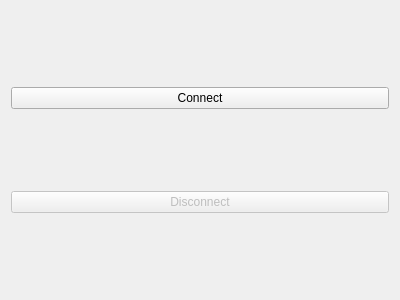
First picture: the form in src/mainwindow.ui, repository jgeudens/ModbusTestSlave, before the edit.
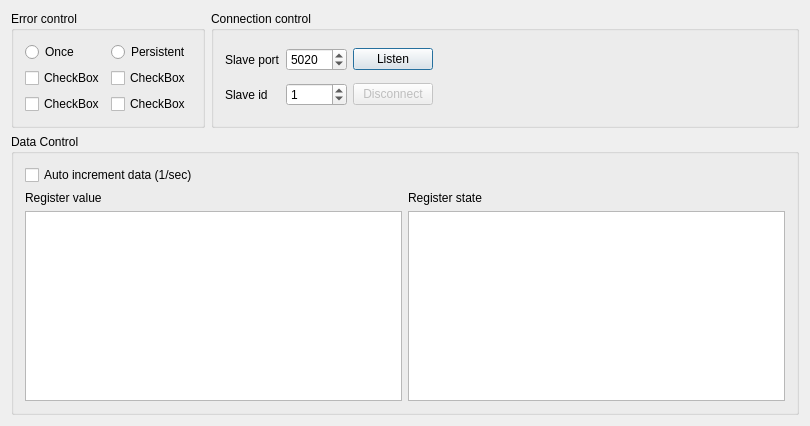
Second picture: the form after the edit.

Commit message: Start of GUI + components

```diff
--- a/src/mainwindow.ui
+++ b/src/mainwindow.ui
@@ -6,8 +6,8 @@
    <rect>
     <x>0</x>
     <y>0</y>
-    <width>400</width>
-    <height>300</height>
+    <width>810</width>
+    <height>426</height>
    </rect>
   </property>
   <property name="windowTitle">
@@ -16,20 +16,188 @@
   <widget class="QWidget" name="centralWidget">
    <layout class="QVBoxLayout" name="verticalLayout_2">
     <item>
-     <widget class="QPushButton" name="btnConnect">
-      <property name="text">
-       <string>Connect</string>
-      </property>
-     </widget>
+     <layout class="QHBoxLayout" name="horizontalLayout">
+      <item>
+       <widget class="QGroupBox" name="groupBox_3">
+        <property name="title">
+         <string>Error control</string>
+        </property>
+        <layout class="QVBoxLayout" name="verticalLayout">
+         <item>
+          <layout class="QHBoxLayout" name="horizontalLayout_2">
+           <item>
+            <widget class="QRadioButton" name="radioButton">
+             <property name="text">
+              <string>Once</string>
+             </property>
+            </widget>
+           </item>
+           <item>
+            <widget class="QRadioButton" name="radioButton_2">
+             <property name="text">
+              <string>Persistent</string>
+             </property>
+            </widget>
+           </item>
+          </layout>
+         </item>
+         <item>
+          <layout class="QGridLayout" name="gridLayout_3">
+           <item row="1" column="0">
+            <widget class="QCheckBox" name="checkBox_2">
+             <property name="text">
+              <string>CheckBox</string>
+             </property>
+            </widget>
+           </item>
+           <item row="0" column="0">
+            <widget class="QCheckBox" name="checkBox_3">
+             <property name="text">
+              <string>CheckBox</string>
+             </property>
+            </widget>
+           </item>
+           <item row="0" column="1">
+            <widget class="QCheckBox" name="checkBox_4">
+             <property name="text">
+              <string>CheckBox</string>
+             </property>
+            </widget>
+           </item>
+           <item row="1" column="1">
+            <widget class="QCheckBox" name="checkBox_5">
+             <property name="text">
+              <string>CheckBox</string>
+             </property>
+            </widget>
+           </item>
+          </layout>
+         </item>
+        </layout>
+       </widget>
+      </item>
+      <item>
+       <widget class="QGroupBox" name="groupBox">
+        <property name="title">
+         <string>Connection control</string>
+        </property>
+        <layout class="QGridLayout" name="gridLayout">
+         <item row="2" column="1">
+          <widget class="QSpinBox" name="spinSlaveId">
+           <property name="value">
+            <number>1</number>
+           </property>
+          </widget>
+         </item>
+         <item row="1" column="3">
+          <spacer name="horizontalSpacer">
+           <property name="orientation">
+            <enum>Qt::Horizontal</enum>
+           </property>
+           <property name="sizeHint" stdset="0">
+            <size>
+             <width>40</width>
+             <height>20</height>
+            </size>
+           </property>
+          </spacer>
+         </item>
+         <item row="1" column="1">
+          <widget class="QSpinBox" name="spinSlavePort">
+           <property name="minimum">
+            <number>256</number>
+           </property>
+           <property name="maximum">
+            <number>65535</number>
+           </property>
+           <property name="value">
+            <number>5020</number>
+           </property>
+          </widget>
+         </item>
+         <item row="2" column="0">
+          <widget class="QLabel" name="label_2">
+           <property name="text">
+            <string>Slave id</string>
+           </property>
+          </widget>
+         </item>
+         <item row="1" column="0">
+          <widget class="QLabel" name="label">
+           <property name="text">
+            <string>Slave port</string>
+           </property>
+          </widget>
+         </item>
+         <item row="1" column="2">
+          <widget class="QPushButton" name="btnListen">
+           <property name="text">
+            <string>Listen</string>
+           </property>
+           <property name="default">
+            <bool>true</bool>
+           </property>
+          </widget>
+         </item>
+         <item row="2" column="2">
+          <widget class="QPushButton" name="btnDisconnect">
+           <property name="enabled">
+            <bool>false</bool>
+           </property>
+           <property name="text">
+            <string>Disconnect</string>
+           </property>
+           <property name="default">
+            <bool>true</bool>
+           </property>
+          </widget>
+         </item>
+        </layout>
+       </widget>
+      </item>
+     </layout>
     </item>
     <item>
-     <widget class="QPushButton" name="btnDisconnect">
-      <property name="enabled">
-       <bool>false</bool>
+     <widget class="QGroupBox" name="groupBox_2">
+      <property name="title">
+       <string>Data Control</string>
       </property>
-      <property name="text">
-       <string>Disconnect</string>
-      </property>
+      <layout class="QVBoxLayout" name="verticalLayout_3">
+       <item>
+        <layout class="QVBoxLayout" name="verticalLayout_4"/>
+       </item>
+       <item>
+        <layout class="QGridLayout" name="gridLayout_2">
+         <item row="0" column="0">
+          <widget class="QCheckBox" name="checkAutoIncrement">
+           <property name="text">
+            <string>Auto increment data (1/sec)</string>
+           </property>
+          </widget>
+         </item>
+         <item row="1" column="0">
+          <widget class="QLabel" name="label_3">
+           <property name="text">
+            <string>Register value</string>
+           </property>
+          </widget>
+         </item>
+         <item row="1" column="1">
+          <widget class="QLabel" name="label_4">
+           <property name="text">
+            <string>Register state</string>
+           </property>
+          </widget>
+         </item>
+         <item row="2" column="0">
+          <widget class="QTableView" name="tableViewValue"/>
+         </item>
+         <item row="2" column="1">
+          <widget class="QTableView" name="tableViewState"/>
+         </item>
+        </layout>
+       </item>
+      </layout>
      </widget>
     </item>
    </layout>
```
Left out of the diff: 2 changed lines with no effect on the pictures. The commit also changes 7 other files.
